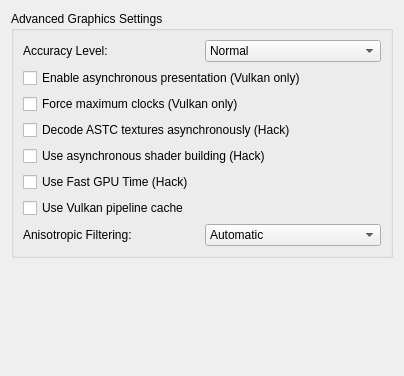
QuantumGhost/yuzu, file src/yuzu/configuration/configure_graphics_advanced.ui: the form before one commit.
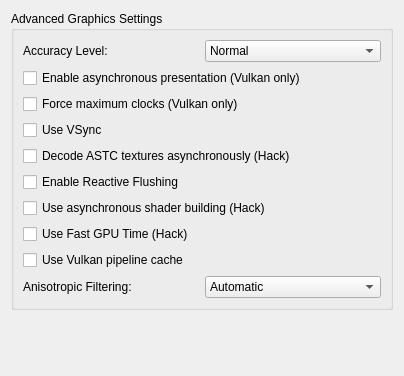
The form after the commit.

Patch:
```diff
--- a/src/yuzu/configuration/configure_graphics_advanced.ui
+++ b/src/yuzu/configuration/configure_graphics_advanced.ui
@@ -86,6 +86,16 @@
           </property>
          </widget>
         </item>
+        <item>
+         <widget class="QCheckBox" name="use_vsync">
+          <property name="toolTip">
+           <string>VSync prevents the screen from tearing, but some graphics cards have lower performance with VSync enabled. Keep it enabled if you don't notice a performance difference.</string>
+          </property>
+          <property name="text">
+           <string>Use VSync</string>
+          </property>
+         </widget>
+        </item>
         <item>
          <widget class="QCheckBox" name="async_astc">
           <property name="toolTip">
@@ -96,6 +106,16 @@
           </property>
          </widget>
         </item>
+        <item>
+         <widget class="QCheckBox" name="use_reactive_flushing">
+          <property name="toolTip">
+           <string>Uses reactive flushing instead of predictive flushing. Allowing a more accurate syncing of memory.</string>
+          </property>
+          <property name="text">
+           <string>Enable Reactive Flushing</string>
+          </property>
+         </widget>
+        </item>
         <item>
          <widget class="QCheckBox" name="use_asynchronous_shaders">
           <property name="toolTip">
```
